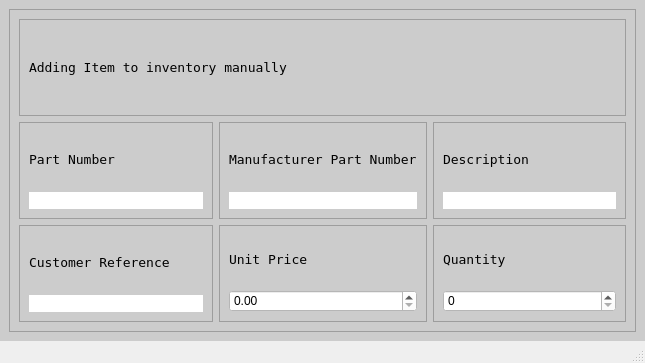
Before: the Qt Designer form Program_Files/UI_Files/adding_item_window.ui in Thomas1B/Electronics-Inventory-Program, drawn with Qt 5.
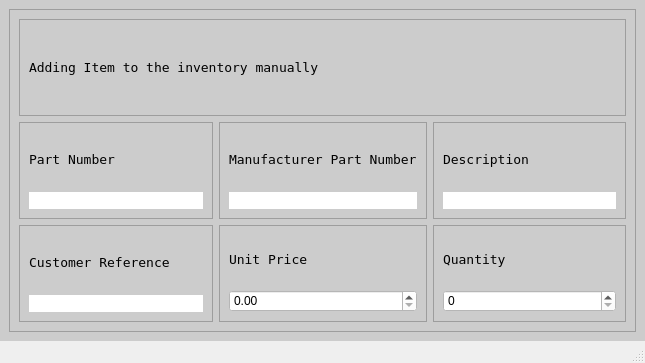
After: the same form once the commit is applied. Icons and pictures are not drawn.

Diff of the .ui file:
```diff
--- a/Program_Files/UI_Files/adding_item_window.ui
+++ b/Program_Files/UI_Files/adding_item_window.ui
@@ -49,7 +49,7 @@
              </font>
             </property>
             <property name="text">
-             <string>Adding Item to inventory manually</string>
+             <string>Adding Item to the inventory manually</string>
             </property>
            </widget>
           </item>
```
Left out of the diff: 2 changed lines with no effect on the pictures.
